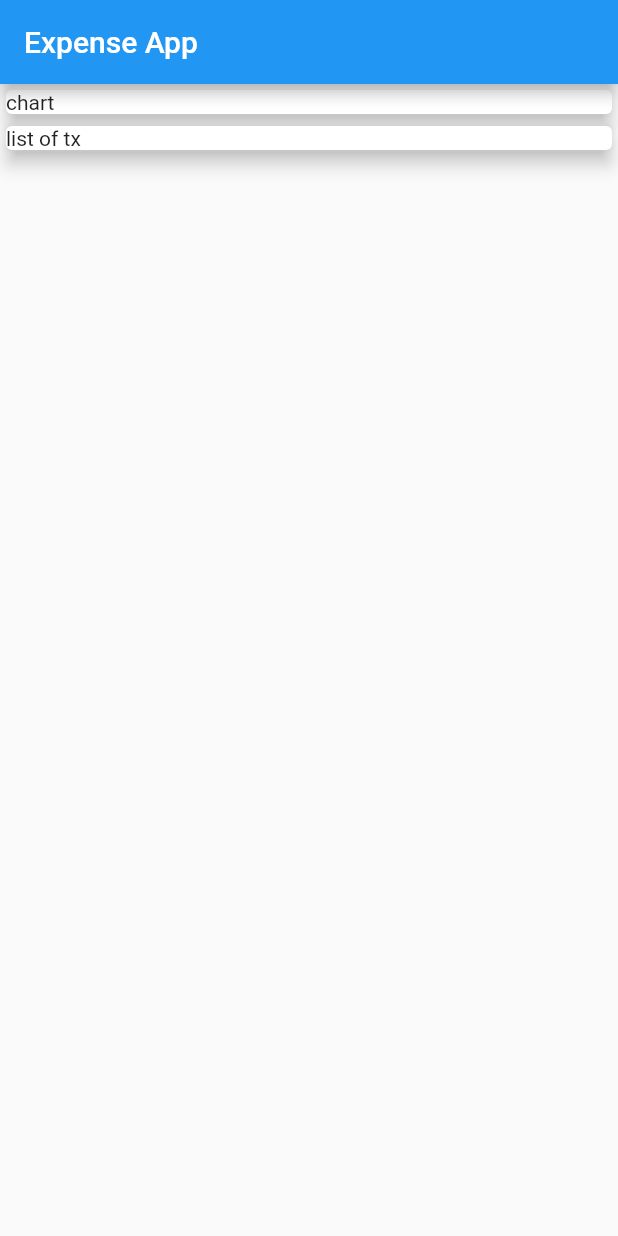
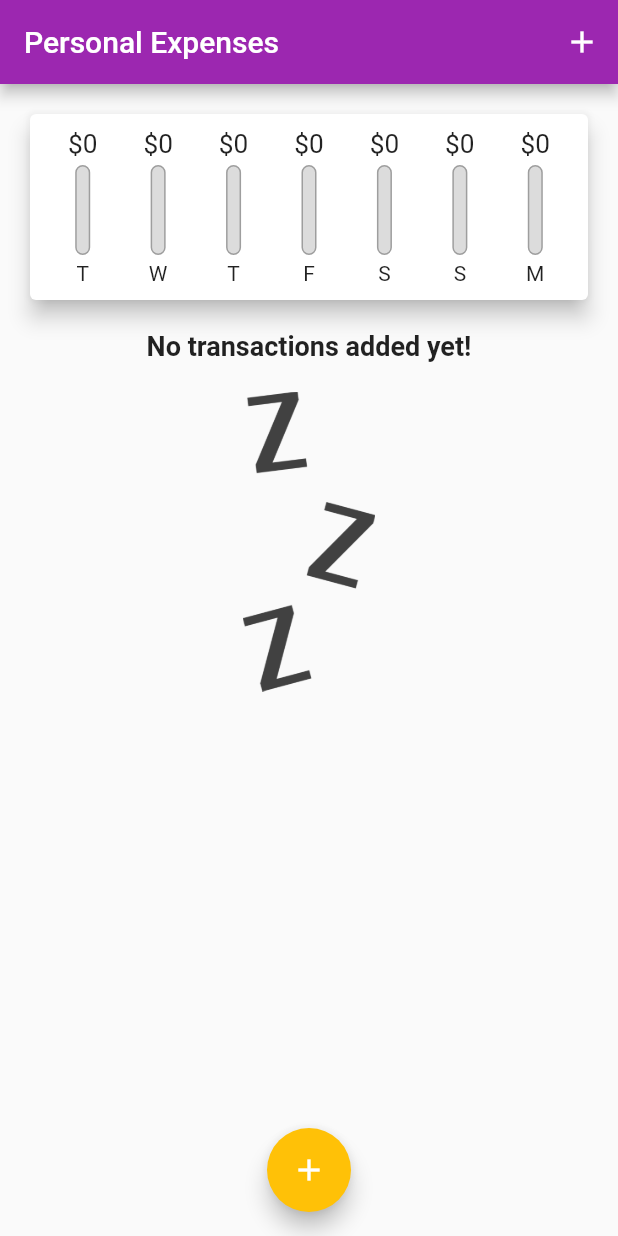
Before and after one commit to MutlaqFaharan/personal-expense-app, a Flutter app: the screen it shows after launch, on a phone screen of 412 x 824 dp. Run offline on Flutter 3.47's test engine with Material 2 defaults, Android fonts, the phone set to English and light mode, and no system bars; Roboto replaces fonts that are missing (OpenSans).

```diff
--- a/lib/main.dart
+++ b/lib/main.dart
@@ -1,4 +1,9 @@
 import 'package:flutter/material.dart';
+
+import './widgets/new_transaction.dart';
+import './widgets/transaction_list.dart';
+import './widgets/chart.dart';
+import './models/transaction.dart';
 
 void main() => runApp(const MyApp());
 
@@ -7,41 +12,121 @@ class MyApp extends StatelessWidget {
 
   @override
   Widget build(BuildContext context) {
-    return const MaterialApp(
-      title: 'Expense App',
-      home: MyHomePage(title: 'Expense App'),
+    return MaterialApp(
+      title: 'Personal Expenses',
+      theme: ThemeData(
+          fontFamily: 'Quicksand',
+          textTheme: ThemeData.light().textTheme.copyWith(
+                titleMedium: const TextStyle(
+                  fontFamily: 'OpenSans',
+                  fontWeight: FontWeight.bold,
+                  fontSize: 18,
+                ),
+              ),
+          appBarTheme: const AppBarTheme(),
+          colorScheme: ColorScheme.fromSwatch(primarySwatch: Colors.purple)
+              .copyWith(secondary: Colors.amber)),
+      home: const MyHomePage(),
     );
   }
 }
 
-class MyHomePage extends StatelessWidget {
-  const MyHomePage({super.key, required this.title});
+class MyHomePage extends StatefulWidget {
+  const MyHomePage({super.key});
 
-  final String title;
+  // String titleInput;
+  // String amountInput;
+  @override
+  _MyHomePageState createState() => _MyHomePageState();
+}
+
+class _MyHomePageState extends State<MyHomePage> {
+  final List<Transaction> _userTransactions = [
+    // Transaction(
+    //   id: 't1',
+    //   title: 'New Shoes',
+    //   amount: 69.99,
+    //   date: DateTime.now(),
+    // ),
+    // Transaction(
+    //   id: 't2',
+    //   title: 'Weekly Groceries',
+    //   amount: 16.53,
+    //   date: DateTime.now(),
+    // ),
+  ];
+
+  List<Transaction> get _recentTransactions {
+    return _userTransactions.where((tx) {
+      return tx.date.isAfter(
+        DateTime.now().subtract(
+          const Duration(days: 7),
+        ),
+      );
+    }).toList();
+  }
+
+  void _addNewTransaction(
+      String txTitle, double txAmount, DateTime chosenDate) {
+    final newTx = Transaction(
+      title: txTitle,
+      amount: txAmount,
+      date: chosenDate,
+      id: DateTime.now().toString(),
+    );
+
+    setState(() {
+      _userTransactions.add(newTx);
+    });
+  }
+
+  void _startAddNewTransaction(BuildContext ctx) {
+    showModalBottomSheet(
+      context: ctx,
+      builder: (_) {
+        return GestureDetector(
+          onTap: () {},
+          child: NewTransaction(_addNewTransaction),
+          behavior: HitTestBehavior.opaque,
+        );
+      },
+    );
+  }
+
+  void _deleteTransaction(String id) {
+    setState(() {
+      _userTransactions.removeWhere((tx) => tx.id == id);
+    });
+  }
 
   @override
   Widget build(BuildContext context) {
     return Scaffold(
       appBar: AppBar(
-        title: Text(title),
-      ),
-      body: Column(
-        children: const <Widget>[
-          SizedBox(
-            width: double.infinity,
-            child: Card(
-              elevation: 5,
-              child: Text('chart'),
-            ),
-          ),
-          SizedBox(
-            width: double.infinity,
-            child: Card(
-              elevation: 5,
-              child: Text('list of tx'),
-            ),
+        title: const Text(
+          'Personal Expenses',
+        ),
+        actions: <Widget>[
+          IconButton(
+            icon: const Icon(Icons.add),
+            onPressed: () => _startAddNewTransaction(context),
           ),
         ],
+      ),
+      body: SingleChildScrollView(
+        child: Column(
+          // mainAxisAlignment: MainAxisAlignment.start,
+          crossAxisAlignment: CrossAxisAlignment.stretch,
+          children: <Widget>[
+            Chart(_recentTransactions),
+            TransactionList(_userTransactions, _deleteTransaction),
+          ],
+        ),
+      ),
+      floatingActionButtonLocation: FloatingActionButtonLocation.centerFloat,
+      floatingActionButton: FloatingActionButton(
+        child: const Icon(Icons.add),
+        onPressed: () => _startAddNewTransaction(context),
       ),
     );
   }
--- /dev/null
+++ b/lib/models/transaction.dart
@@ -0,0 +1,12 @@
+class Transaction {
+  final String id;
+  final String title;
+  final double amount;
+  final DateTime date;
+
+  Transaction(
+      {required this.id,
+      required this.title,
+      required this.amount,
+      required this.date});
+}
--- /dev/null
+++ b/lib/widgets/chart.dart
@@ -0,0 +1,65 @@
+import 'package:flutter/material.dart';
+import 'package:intl/intl.dart';
+
+import './chart_bar.dart';
+import '../models/transaction.dart';
+
+class Chart extends StatelessWidget {
+  final List<Transaction> recentTransactions;
+
+  const Chart(this.recentTransactions, {super.key});
+
+  List<Map<String, Object>> get groupedTransactionValues {
+    return List.generate(7, (index) {
+      final weekDay = DateTime.now().subtract(
+        Duration(days: index),
+      );
+      var totalSum = 0.0;
+
+      for (var i = 0; i < recentTransactions.length; i++) {
+        if (recentTransactions[i].date.day == weekDay.day &&
+            recentTransactions[i].date.month == weekDay.month &&
+            recentTransactions[i].date.year == weekDay.year) {
+          totalSum += recentTransactions[i].amount;
+        }
+      }
+
+      return {
+        'day': DateFormat.E().format(weekDay).substring(0, 1),
+        'amount': totalSum,
+      };
+    }).reversed.toList();
+  }
+
+  double get totalSpending {
+    return groupedTransactionValues.fold(0.0, (sum, item) {
+      return sum + (item['amount'] as num);
+    });
+  }
+
+  @override
+  Widget build(BuildContext context) {
+    return Card(
+      elevation: 6,
+      margin: const EdgeInsets.all(20),
+      child: Padding(
+        padding: const EdgeInsets.all(10),
+        child: Row(
+          mainAxisAlignment: MainAxisAlignment.spaceAround,
+          children: groupedTransactionValues.map((data) {
+            return Flexible(
+              fit: FlexFit.tight,
+              child: ChartBar(
+                data['day'] as String,
+                data['amount'] as double,
+                totalSpending == 0.0
+                    ? 0.0
+                    : (data['amount'] as double) / totalSpending,
+              ),
+            );
+          }).toList(),
+        ),
+      ),
+    );
+  }
+}
--- /dev/null
+++ b/lib/widgets/chart_bar.dart
@@ -0,0 +1,54 @@
+import 'package:flutter/material.dart';
+
+class ChartBar extends StatelessWidget {
+  final String label;
+  final double spendingAmount;
+  final double spendingPctOfTotal;
+
+  ChartBar(this.label, this.spendingAmount, this.spendingPctOfTotal);
+
+  @override
+  Widget build(BuildContext context) {
+    return Column(
+      children: <Widget>[
+        Container(
+          height: 20,
+          child: FittedBox(
+            child: Text('\$${spendingAmount.toStringAsFixed(0)}'),
+          ),
+        ),
+        SizedBox(
+          height: 4,
+        ),
+        Container(
+          height: 60,
+          width: 10,
+          child: Stack(
+            children: <Widget>[
+              Container(
+                decoration: BoxDecoration(
+                  border: Border.all(color: Colors.grey, width: 1.0),
+                  color: Color.fromRGBO(220, 220, 220, 1),
+                  borderRadius: BorderRadius.circular(10),
+                ),
+              ),
+              FractionallySizedBox(
+                heightFactor: spendingPctOfTotal,
+                child: Container(
+                  decoration: BoxDecoration(
+                    color: Theme.of(context).primaryColor,
+                    borderRadius: BorderRadius.circular(10),
+                  ),
+                ),
+              ),
+            ],
+          ),
+        ),
+        SizedBox(
+          height: 4,
+        ),
+        Text(label),
+      ],
+    );
+  }
+}
--- /dev/null
+++ b/lib/widgets/transaction_list.dart
@@ -0,0 +1,71 @@
+import 'package:flutter/material.dart';
+import 'package:intl/intl.dart';
+
+import '../models/transaction.dart';
+
+class TransactionList extends StatelessWidget {
+  final List<Transaction> transactions;
+  final Function deleteTx;
+
+  const TransactionList(this.transactions, this.deleteTx, {super.key});
+
+  @override
+  Widget build(BuildContext context) {
+    return SizedBox(
+      height: 450,
+      child: transactions.isEmpty
+          ? Column(
+              children: <Widget>[
+                Text(
+                  'No transactions added yet!',
+                  style: Theme.of(context).textTheme.titleMedium,
+                ),
+                const SizedBox(
+                  height: 20,
+                ),
+                SizedBox(
+                    height: 200,
+                    child: Image.asset(
+                      'assets/images/waiting.png',
+                      fit: BoxFit.cover,
+                    )),
+              ],
+            )
+          : ListView.builder(
+              itemBuilder: (ctx, index) {
+                return Card(
+                  elevation: 5,
+                  margin: const EdgeInsets.symmetric(
+                    vertical: 8,
+                    horizontal: 5,
+                  ),
+                  child: ListTile(
+                    leading: CircleAvatar(
+                      radius: 30,
+                      child: Padding(
+                        padding: const EdgeInsets.all(6),
+                        child: FittedBox(
+                          child: Text('\$${transactions[index].amount}'),
+                        ),
+                      ),
+                    ),
+                    title: Text(
+                      transactions[index].title,
+                      style: Theme.of(context).textTheme.titleMedium,
+                    ),
+                    subtitle: Text(
+                      DateFormat.yMMMd().format(transactions[index].date),
+                    ),
+                    trailing: IconButton(
+                      icon: const Icon(Icons.delete),
+                      color: Theme.of(context).errorColor,
+                      onPressed: () => deleteTx(transactions[index].id),
+                    ),
+                  ),
+                );
+              },
+              itemCount: transactions.length,
+            ),
+    );
+  }
+}
```
Also changed, not shown: lib/widgets/new_transaction.dart (added, +120 -0 lines), pubspec.yaml (+7 -6 lines), assets/fonts/OpenSans-Bold.ttf (added), assets/fonts/OpenSans-Regular.ttf (added), assets/fonts/Quicksand-Bold.ttf (added), assets/fonts/Quicksand-Light.ttf (added), assets/fonts/Quicksand-Medium.ttf (added), assets/fonts/Quicksand-Regular.ttf (added), assets/images/waiting.png (added), pubspec.lock, 1 other file.
